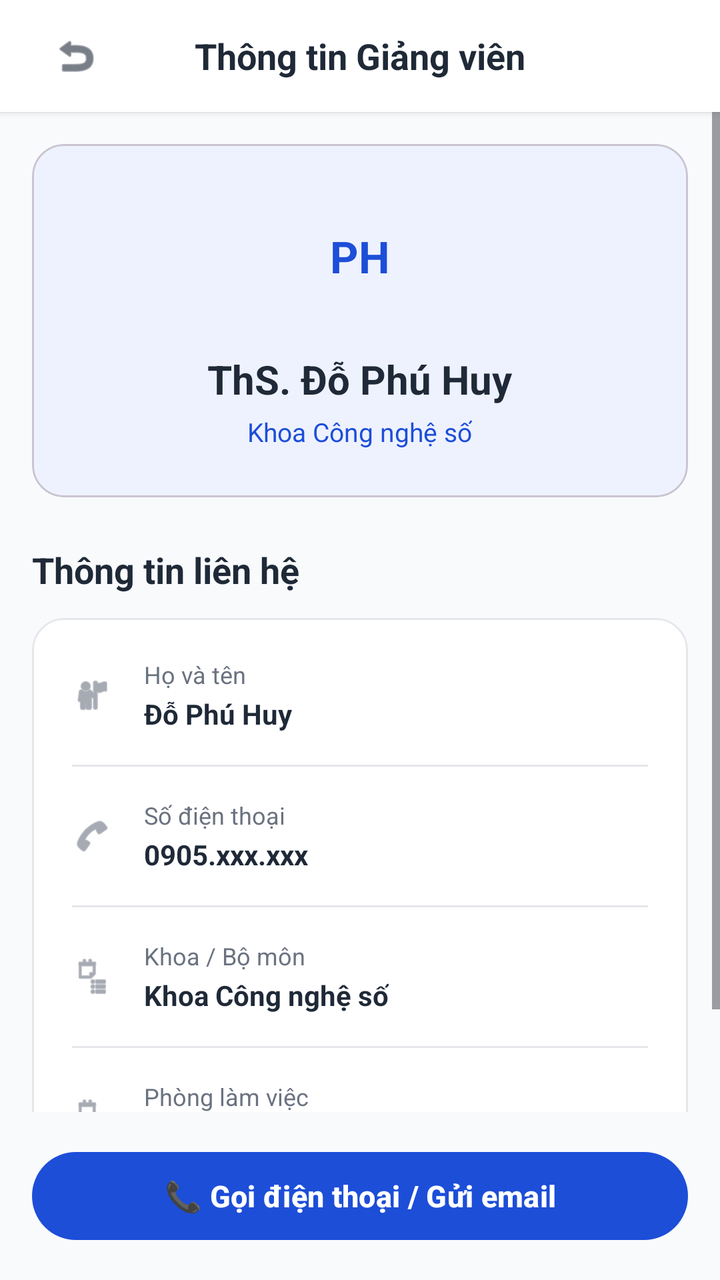
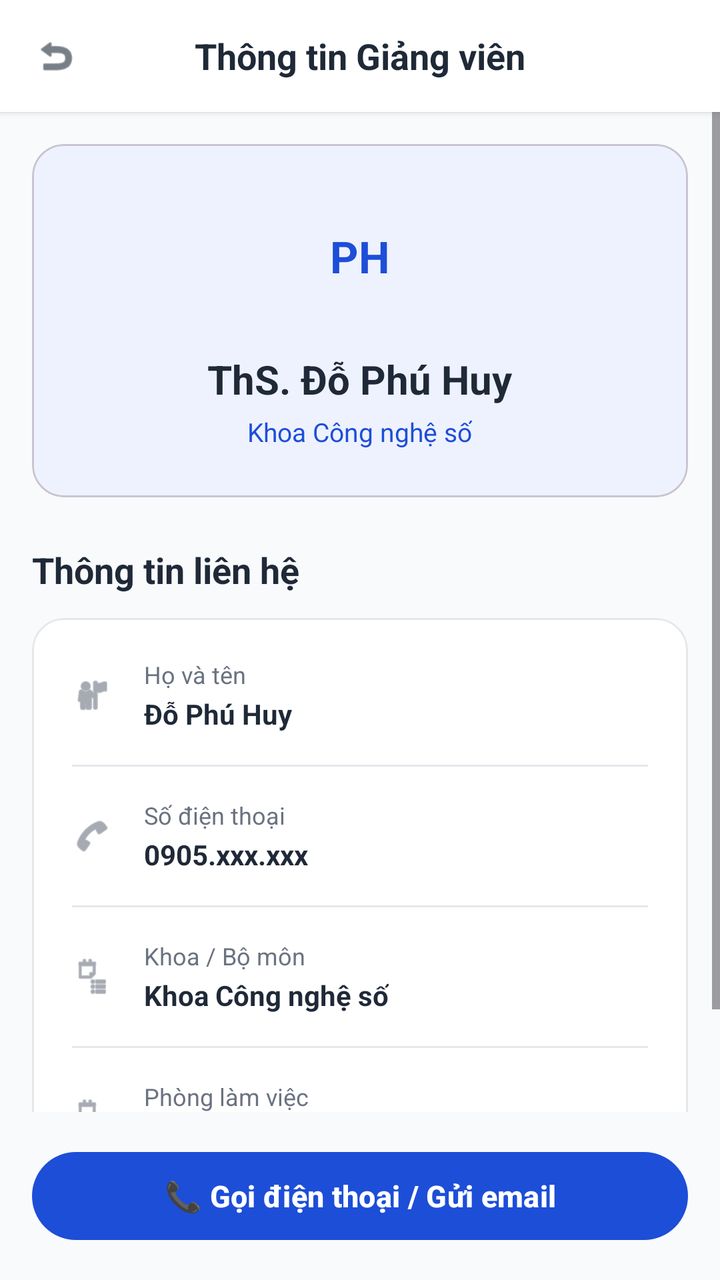

Screens rendered from an Android XML layout before and after an edit, with the pre-edit source and the edit as a unified diff.
<!-- AndroidManifest.xml: application theme Theme.XayDung -->
<!-- res/layout/activity_thong_tin_giang_vien.xml -->
<?xml version="1.0" encoding="utf-8"?>
<RelativeLayout xmlns:android="http://schemas.android.com/apk/res/android"
    xmlns:app="http://schemas.android.com/apk/res-auto"
    android:layout_width="match_parent"
    android:layout_height="match_parent"
    android:background="@color/figma_bg">

    
    <RelativeLayout
        android:id="@+id/headerToolbar"
        android:layout_width="match_parent"
        android:layout_height="56dp"
        android:paddingHorizontal="16dp"
        android:background="@color/white"
        android:elevation="2dp">

        <ImageView
            android:id="@+id/btnBack"
            android:layout_width="44dp"
            android:layout_height="44dp"
            android:layout_centerVertical="true"
            android:padding="10dp"
            android:clickable="true"
            android:focusable="true"
            android:background="?attr/selectableItemBackgroundBorderless"
            android:src="@android:drawable/ic_menu_revert"
            android:contentDescription="Back"
            app:tint="@color/figma_text_primary" />

        <TextView
            android:layout_width="wrap_content"
            android:layout_height="wrap_content"
            android:layout_centerInParent="true"
            android:text="Thông tin Giảng viên"
            android:textColor="@color/figma_text_primary"
            android:textSize="18sp"
            android:textStyle="bold" />
    </RelativeLayout>

    <ScrollView
        android:layout_width="match_parent"
        android:layout_height="match_parent"
        android:layout_below="@id/headerToolbar"
        android:layout_above="@id/btnContact"
        android:fillViewport="true">

        <LinearLayout
            android:layout_width="match_parent"
            android:layout_height="wrap_content"
            android:orientation="vertical"
            android:padding="16dp">

            
            <com.google.android.material.card.MaterialCardView
                android:layout_width="match_parent"
                android:layout_height="wrap_content"
                android:layout_marginBottom="24dp"
                app:cardCornerRadius="16dp"
                app:cardElevation="0dp"
                app:cardBackgroundColor="@color/figma_blue_light">

                <LinearLayout
                    android:layout_width="match_parent"
                    android:layout_height="wrap_content"
                    android:orientation="vertical"
                    android:padding="24dp"
                    android:gravity="center_horizontal">

                    
                    <TextView
                        android:layout_width="64dp"
                        android:layout_height="64dp"
                        android:background="@drawable/bg_logo_badge"
                        android:gravity="center"
                        android:text="PH"
                        android:textColor="@color/figma_blue"
                        android:textSize="22sp"
                        android:textStyle="bold" />

                    <TextView
                        android:layout_width="wrap_content"
                        android:layout_height="wrap_content"
                        android:layout_marginTop="16dp"
                        android:text="ThS. Đỗ Phú Huy"
                        android:textColor="@color/figma_text_primary"
                        android:textSize="20sp"
                        android:textStyle="bold" />

                    <TextView
                        android:layout_width="wrap_content"
                        android:layout_height="wrap_content"
                        android:layout_marginTop="4dp"
                        android:text="Khoa Công nghệ số"
                        android:textColor="@color/figma_blue"
                        android:textSize="13sp" />
                </LinearLayout>
            </com.google.android.material.card.MaterialCardView>

            
            <TextView
                android:layout_width="wrap_content"
                android:layout_height="wrap_content"
                android:layout_marginBottom="12dp"
                android:text="Thông tin liên hệ"
                android:textColor="@color/figma_text_primary"
                android:textSize="18sp"
                android:textStyle="bold" />

            
            <com.google.android.material.card.MaterialCardView
                android:layout_width="match_parent"
                android:layout_height="wrap_content"
                app:cardCornerRadius="16dp"
                app:cardElevation="0dp"
                app:cardBackgroundColor="@color/white"
                app:strokeColor="@color/figma_card_border"
                app:strokeWidth="1dp">

                <LinearLayout
                    android:layout_width="match_parent"
                    android:layout_height="wrap_content"
                    android:orientation="vertical"
                    android:padding="20dp">

                    <LinearLayout
                        android:layout_width="match_parent"
                        android:layout_height="wrap_content"
                        android:orientation="horizontal"
                        android:gravity="center_vertical"
                        android:layout_marginBottom="16dp">

                        <ImageView
                            android:layout_width="20dp"
                            android:layout_height="20dp"
                            android:src="@android:drawable/ic_menu_myplaces"
                            android:contentDescription="Icon"
                            app:tint="@color/figma_text_secondary" />

                        <LinearLayout
                            android:layout_width="wrap_content"
                            android:layout_height="wrap_content"
                            android:layout_marginStart="16dp"
                            android:orientation="vertical">

                            <TextView
                                android:layout_width="wrap_content"
                                android:layout_height="wrap_content"
                                android:text="Họ và tên"
                                android:textColor="@color/figma_text_secondary"
                                android:textSize="12sp" />

                            <TextView
                                android:layout_width="wrap_content"
                                android:layout_height="wrap_content"
                                android:layout_marginTop="2dp"
                                android:text="Đỗ Phú Huy"
                                android:textColor="@color/figma_text_primary"
                                android:textSize="14sp"
                                android:textStyle="bold" />
                        </LinearLayout>
                    </LinearLayout>

                    <View
                        android:layout_width="match_parent"
                        android:layout_height="1dp"
                        android:layout_marginBottom="16dp"
                        android:background="@color/figma_card_border" />

                    <LinearLayout
                        android:layout_width="match_parent"
                        android:layout_height="wrap_content"
                        android:orientation="horizontal"
                        android:gravity="center_vertical"
                        android:layout_marginBottom="16dp">

                        <ImageView
                            android:layout_width="20dp"
                            android:layout_height="20dp"
                            android:src="@android:drawable/ic_menu_call"
                            android:contentDescription="Phone"
                            app:tint="@color/figma_text_secondary" />

                        <LinearLayout
                            android:layout_width="wrap_content"
                            android:layout_height="wrap_content"
                            android:layout_marginStart="16dp"
                            android:orientation="vertical">

                            <TextView
                                android:layout_width="wrap_content"
                                android:layout_height="wrap_content"
                                android:text="Số điện thoại"
                                android:textColor="@color/figma_text_secondary"
                                android:textSize="12sp" />

                            <TextView
                                android:layout_width="wrap_content"
                                android:layout_height="wrap_content"
                                android:layout_marginTop="2dp"
                                android:text="0905.xxx.xxx"
                                android:textColor="@color/figma_text_primary"
                                android:textSize="14sp"
                                android:textStyle="bold" />
                        </LinearLayout>
                    </LinearLayout>

                    <View
                        android:layout_width="match_parent"
                        android:layout_height="1dp"
                        android:layout_marginBottom="16dp"
                        android:background="@color/figma_card_border" />

                    <LinearLayout
                        android:layout_width="match_parent"
                        android:layout_height="wrap_content"
                        android:orientation="horizontal"
                        android:gravity="center_vertical"
                        android:layout_marginBottom="16dp">

                        <ImageView
                            android:layout_width="20dp"
                            android:layout_height="20dp"
                            android:src="@android:drawable/ic_menu_agenda"
                            android:contentDescription="Department"
                            app:tint="@color/figma_text_secondary" />

                        <LinearLayout
                            android:layout_width="wrap_content"
                            android:layout_height="wrap_content"
                            android:layout_marginStart="16dp"
                            android:orientation="vertical">

                            <TextView
                                android:layout_width="wrap_content"
                                android:layout_height="wrap_content"
                                android:text="Khoa / Bộ môn"
                                android:textColor="@color/figma_text_secondary"
                                android:textSize="12sp" />

                            <TextView
                                android:layout_width="wrap_content"
                                android:layout_height="wrap_content"
                                android:layout_marginTop="2dp"
                                android:text="Khoa Công nghệ số"
                                android:textColor="@color/figma_text_primary"
                                android:textSize="14sp"
                                android:textStyle="bold" />
                        </LinearLayout>
                    </LinearLayout>

                    <View
                        android:layout_width="match_parent"
                        android:layout_height="1dp"
                        android:layout_marginBottom="16dp"
                        android:background="@color/figma_card_border" />

                    <LinearLayout
                        android:layout_width="match_parent"
                        android:layout_height="wrap_content"
                        android:orientation="horizontal"
                        android:gravity="center_vertical">

                        <ImageView
                            android:layout_width="20dp"
                            android:layout_height="20dp"
                            android:src="@android:drawable/ic_menu_agenda"
                            android:contentDescription="Room"
                            app:tint="@color/figma_text_secondary" />

                        <LinearLayout
                            android:layout_width="wrap_content"
                            android:layout_height="wrap_content"
                            android:layout_marginStart="16dp"
                            android:orientation="vertical">

                            <TextView
                                android:layout_width="wrap_content"
                                android:layout_height="wrap_content"
                                android:text="Phòng làm việc"
                                android:textColor="@color/figma_text_secondary"
                                android:textSize="12sp" />

                            <TextView
                                android:layout_width="wrap_content"
                                android:layout_height="wrap_content"
                                android:layout_marginTop="2dp"
                                android:text="Đang cập nhật"
                                android:textColor="@color/figma_text_primary"
                                android:textSize="14sp"
                                android:textStyle="bold" />
                        </LinearLayout>
                    </LinearLayout>

                </LinearLayout>
            </com.google.android.material.card.MaterialCardView>

        </LinearLayout>
    </ScrollView>

    
    <com.google.android.material.button.MaterialButton
        android:id="@+id/btnContact"
        android:layout_width="match_parent"
        android:layout_height="52dp"
        android:layout_alignParentBottom="true"
        android:layout_margin="16dp"
        android:text="📞 Gọi điện thoại / Gửi email"
        android:textSize="15sp"
        android:textStyle="bold"
        app:cornerRadius="26dp"
        app:backgroundTint="@color/figma_blue" />

</RelativeLayout>
<!-- resources referenced by this layout -->
<resources>
  <color name="figma_bg">#F8FAFC</color>
  <color name="figma_blue">#1D4ED8</color>
  <color name="figma_blue_light">#EEF2FF</color>
  <color name="figma_card_border">#E5E7EB</color>
  <color name="figma_text_primary">#1F2937</color>
  <color name="figma_text_secondary">#6B7280</color>
  <color name="white">#FFFFFFFF</color>
  <!-- drawable bg_logo_badge (drawable) -->
  <?xml version="1.0" encoding="utf-8"?>
  <shape xmlns:android="http://schemas.android.com/apk/res/android"
      android:shape="rectangle">
      <solid android:color="@color/figma_blue_light" />
      <corners android:radius="20dp" />
  </shape>
  <style name="Theme.XayDung" parent="Base.Theme.XayDung" />
  <style name="Base.Theme.XayDung" parent="Theme.Material3.DayNight.NoActionBar">
          <item name="colorPrimary">@color/figma_blue</item>
          <item name="colorPrimaryDark">@color/figma_blue_dark</item>
          <item name="colorSecondary">@color/figma_blue</item>
          <item name="android:windowBackground">@color/figma_bg</item>
      </style>
  <color name="figma_blue_dark">#1E40AF</color>
</resources>

<!-- the commit's change to res/layout/activity_thong_tin_giang_vien.xml (unified diff, before → after) -->
@@ -10,27 +10,35 @@
         android:id="@+id/headerToolbar"
         android:layout_width="match_parent"
         android:layout_height="56dp"
-        android:paddingHorizontal="16dp"
         android:background="@color/white"
         android:elevation="2dp">
 
-        <ImageView
-            android:id="@+id/btnBack"
-            android:layout_width="44dp"
-            android:layout_height="44dp"
+        <FrameLayout
+            android:id="@+id/btnBackContainer"
+            android:layout_width="56dp"
+            android:layout_height="56dp"
+            android:layout_alignParentStart="true"
             android:layout_centerVertical="true"
-            android:padding="10dp"
             android:clickable="true"
             android:focusable="true"
-            android:background="?attr/selectableItemBackgroundBorderless"
-            android:src="@android:drawable/ic_menu_revert"
-            android:contentDescription="Back"
-            app:tint="@color/figma_text_primary" />
+            android:elevation="10dp"
+            android:background="?attr/selectableItemBackgroundBorderless">
+
+            <ImageView
+                android:id="@+id/btnBack"
+                android:layout_width="22dp"
+                android:layout_height="24dp"
+                android:layout_gravity="center"
+                android:contentDescription="Back"
+                android:src="@android:drawable/ic_menu_revert"
+                app:tint="@color/figma_text_primary" />
+        </FrameLayout>
 
         <TextView
             android:layout_width="wrap_content"
             android:layout_height="wrap_content"
             android:layout_centerInParent="true"
+            android:clickable="false"
             android:text="Thông tin Giảng viên"
             android:textColor="@color/figma_text_primary"
             android:textSize="18sp"
